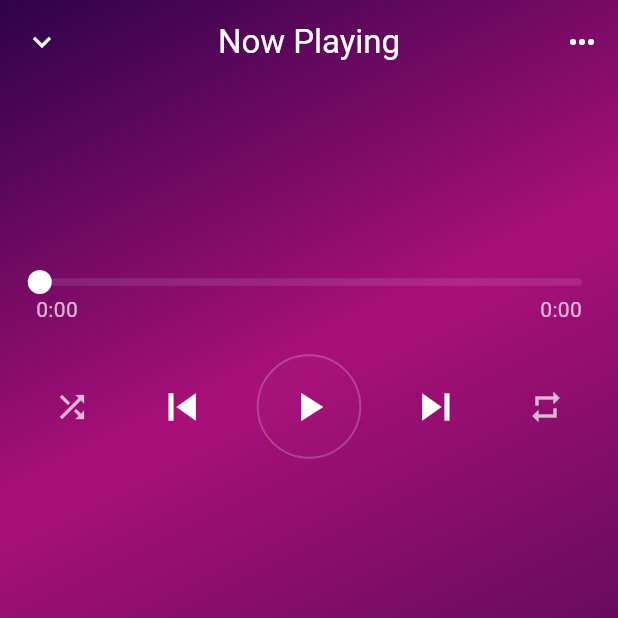
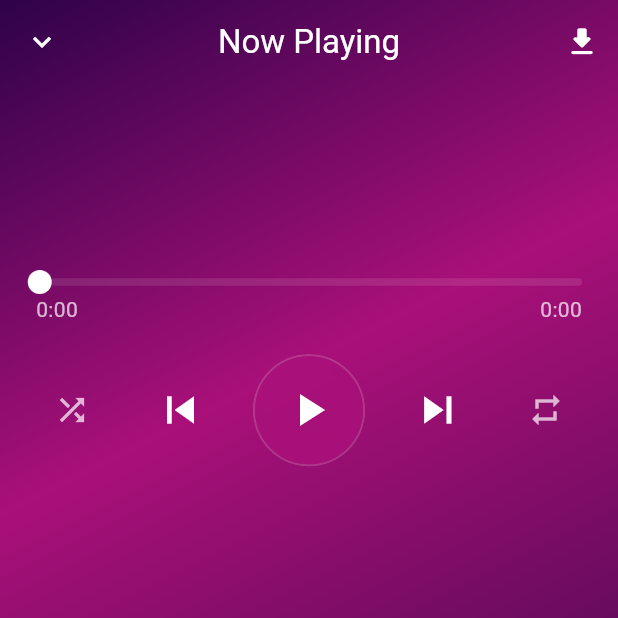
Before and after one commit to moazzam-samoo/nocturne, a Flutter app: the NowPlayingScreen screen opened directly, on a phone screen of 412 x 824 dp, the top half of it. Run offline on Flutter 3.47's test engine with Material 3 defaults, Android fonts, the light colour scheme and no system bars; drawn by our look-alikes of audio_video_progress_bar, flutter_animate; our stand-ins replace cached_network_image, dio, get, just_audio, just_audio_background, permission_handler; network calls fail; Roboto replaces fonts that are missing (Outfit).

Commit message:
feat: enhance UI, add download support, and fix Hollywood query

```diff
--- a/lib/app/presentation/screens/now_playing_screen.dart
+++ b/lib/app/presentation/screens/now_playing_screen.dart
@@ -3,6 +3,9 @@ import 'package:cached_network_image/cached_network_image.dart';
 import 'package:flutter/material.dart';
 import 'package:get/get.dart';
 import 'dart:math' as math;
+import 'package:flutter_animate/flutter_animate.dart';
+import 'package:just_audio/just_audio.dart'; // LoopMode
+import '../controllers/music_controller.dart';
 import '../controllers/player_controller.dart';
 import '../widgets/glass_container.dart';
 import 'lyrics_screen.dart'; // Will create next
@@ -17,6 +20,7 @@ class NowPlayingScreen extends StatefulWidget {
 class _NowPlayingScreenState extends State<NowPlayingScreen>
     with SingleTickerProviderStateMixin {
   final PlayerController playerController = Get.find();
+  final MusicController musicController = Get.find();
   late AnimationController _animationController;
 
   @override
@@ -47,6 +51,8 @@ class _NowPlayingScreenState extends State<NowPlayingScreen>
     super.dispose();
   }
 
+
+
   @override
   Widget build(BuildContext context) {
     return Container(
@@ -55,10 +61,10 @@ class _NowPlayingScreenState extends State<NowPlayingScreen>
           begin: Alignment.topLeft,
           end: Alignment.bottomRight,
           colors: [
-            Color(0xFF2E0249), // Deep Purple
-            Color(0xFFA91079), // Pinkish Purple
-            Color(0xFF570A57), // Dark Violet
-            Color(0xFF000000), // Black
+            Color(0xFF2E0249),
+            Color(0xFFA91079),
+            Color(0xFF570A57),
+            Color(0xFF000000),
           ],
         ),
       ),
@@ -73,11 +79,16 @@ class _NowPlayingScreenState extends State<NowPlayingScreen>
           ),
           title: const Text('Now Playing', style: TextStyle(color: Colors.white)),
           centerTitle: true,
+          // Removed top right menu as requested
           actions: [
-            IconButton(
-              icon: const Icon(Icons.more_horiz, color: Colors.white),
-              onPressed: () {},
-            ),
+             IconButton(
+               icon: const Icon(Icons.download_rounded, color: Colors.white),
+               onPressed: () {
+                 if (playerController.currentTrack.value != null) {
+                    musicController.downloadTrack(playerController.currentTrack.value!);
+                 }
+               },
+             ),
           ],
         ),
         body: SafeArea(
@@ -86,15 +97,15 @@ class _NowPlayingScreenState extends State<NowPlayingScreen>
             child: Column(
               children: [
                 const SizedBox(height: 20),
-                _buildRotatingArtwork(),
+                _buildRotatingArtwork().animate().fade(duration: 600.ms).scale(curve: Curves.easeOutBack),
                 const SizedBox(height: 50),
-                _buildTrackInfo(),
+                _buildTrackInfo().animate().fadeIn(delay: 300.ms).moveY(begin: 20, end: 0),
                 const SizedBox(height: 30),
-                _buildProgressBar(),
+                _buildProgressBar().animate().fadeIn(delay: 400.ms),
                  const SizedBox(height: 20),
-                _buildControls(),
+                _buildControls().animate().fadeIn(delay: 500.ms).moveY(begin: 20, end: 0),
                  const Spacer(),
-                 _buildLyricsButton(),
+                 _buildLyricsButton().animate().fadeIn(delay: 600.ms),
               ],
             ),
           ),
@@ -103,6 +114,75 @@ class _NowPlayingScreenState extends State<NowPlayingScreen>
     );
   }
 
+  // ... _buildRotatingArtwork and _buildTrackInfo kept same ...
+
+  Widget _buildControls() {
+    return Obx(() {
+       return Row(
+        mainAxisAlignment: MainAxisAlignment.spaceBetween,
+        children: [
+          IconButton(
+            icon: Icon(Icons.shuffle,
+              color: playerController.isShuffleModeEnabled.value ? const Color(0xFFA91079) : Colors.white70,
+            ),
+            onPressed: playerController.toggleShuffle,
+          ),
+          IconButton(
+            icon: const Icon(Icons.skip_previous, color: Colors.white, size: 36),
+            onPressed: () => playerController.skipToPrevious(),
+          ),
+
+          // Play/Pause Button - IMPROVED VISIBILITY
+          GlassContainer(
+            width: 75,
+            height: 75,
+            borderRadius: BorderRadius.circular(40),
+            child: Container(
+              decoration: BoxDecoration(
+                shape: BoxShape.circle,
+                color: const Color(0xFFA91079).withOpacity(0.8), // Solid Pink/Purple
+                boxShadow: [
+                  BoxShadow(
+                    color: const Color(0xFFA91079).withOpacity(0.5),
+                    blurRadius: 20,
+                    spreadRadius: 2,
+                  )
+                ]
+              ),
+              child: IconButton(
+                icon: Icon(
+                  playerController.isPlaying.value ? Icons.pause : Icons.play_arrow,
+                  color: Colors.white,
+                  size: 36,
+                ),
+                onPressed: () {
+                   if (playerController.isPlaying.value) {
+                                        playerController.pause();
+                      } else {
+                        playerController.resume();
+                      }
+                },
+              ),
+            ),
+          ),
+
+          IconButton(
+            icon: const Icon(Icons.skip_next, color: Colors.white, size: 36),
+             onPressed: () => playerController.skipToNext(),
+          ),
+           IconButton(
+            icon: Icon(
+              playerController.loopMode.value == LoopMode.one ? Icons.repeat_one : Icons.repeat,
+              color: playerController.loopMode.value != LoopMode.off ? const Color(0xFFA91079) : Colors.white70
+            ),
+            onPressed: playerController.cycleLoopMode,
+          ),
+        ],
+      );
+    });
+  }
+
+  // ... _buildLyricsButton kept same ...
   Widget _buildRotatingArtwork() {
     return Obx(() {
         final track = playerController.currentTrack.value;
@@ -225,7 +305,7 @@ class _NowPlayingScreenState extends State<NowPlayingScreen>
           ),
           IconButton(
             icon: const Icon(Icons.skip_previous, color: Colors.white, size: 36),
-            onPressed: () {}, // Implement previous logic if list available
+            onPressed: () => playerController.skipToPrevious(),
           ),
 
           // Play/Pause Button
@@ -251,7 +331,7 @@ class _NowPlayingScreenState extends State<NowPlayingScreen>
 
           IconButton(
             icon: const Icon(Icons.skip_next, color: Colors.white, size: 36),
-             onPressed: () {}, // Implement next logic
+             onPressed: () => playerController.skipToNext(),
           ),
            IconButton(
             icon: const Icon(Icons.repeat, color: Colors.white70),
--- a/pubspec.yaml
+++ b/pubspec.yaml
@@ -42,6 +42,9 @@ dependencies:
   google_fonts: ^6.3.3
   flutter_animate: ^4.5.2
   just_audio_background: ^0.0.1-beta.17
+  dio: ^5.9.0
+  path_provider: ^2.1.5
+  permission_handler: ^12.0.1
 
 dev_dependencies:
   flutter_test:
```
Also changed, not shown: lib/app/presentation/controllers/music_controller.dart (+34 -1 lines), lib/app/presentation/controllers/player_controller.dart (+41 -15 lines), pubspec.lock, 3 other files.
